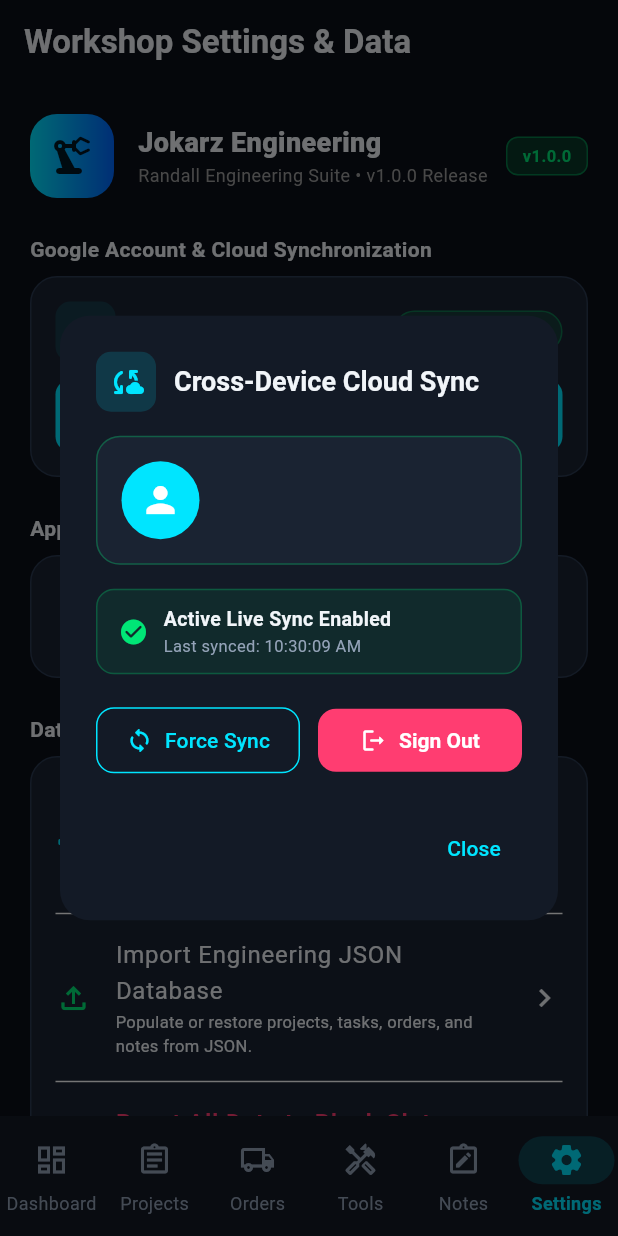
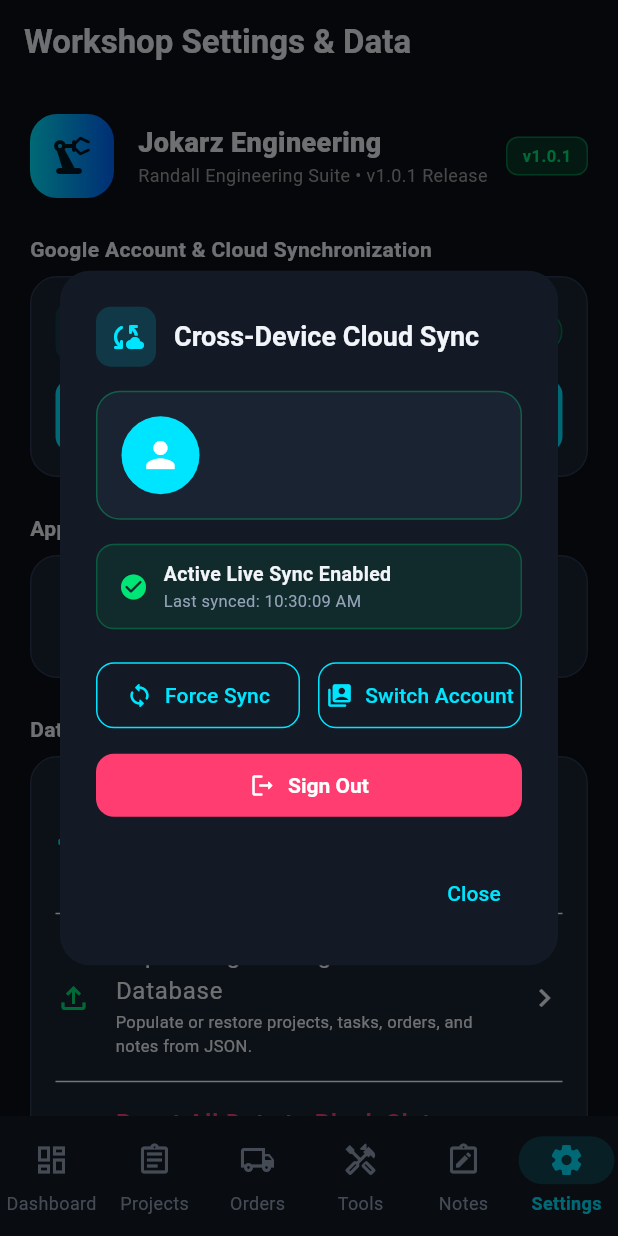
Before and after one commit to Flexingg/Jokarz-Engineering, a Flutter app: the SettingsScreen screen opened by its route, after a tap on "Cloud Synced", on a phone screen of 412 x 824 dp. Run offline on Flutter 3.47's test engine with Material 3 defaults, Android fonts, the phone set to English and light mode, and no system bars; our stand-ins replace cloud_firestore, firebase_auth, firebase_core, flutter_riverpod, go_router, google_sign_in and 2 more; accounts and stored records are empty.

Commit message:
release: v1.0.1 - account switching, active Google profile inspector, and cloud sync enhancements

```diff
--- a/lib/ui/screens/settings_screen.dart
+++ b/lib/ui/screens/settings_screen.dart
@@ -59,14 +59,14 @@ class SettingsScreen extends ConsumerWidget {
                       style: TextStyle(fontSize: 18, fontWeight: FontWeight.w900),
                     ),
                     Text(
-                      'Randall Engineering Suite • v1.0.0 Release',
+                      'Randall Engineering Suite • v1.0.1 Release',
                       style: TextStyle(fontSize: 12, color: Colors.grey),
                     ),
                   ],
                 ),
               ),
               const ExpressiveBadge(
-                label: 'v1.0.0',
+                label: 'v1.0.1',
                 color: AppTheme.accentEmerald,
               ),
             ],
--- a/lib/ui/widgets/auth_account_modal.dart
+++ b/lib/ui/widgets/auth_account_modal.dart
@@ -231,11 +231,10 @@ class _AuthAccountModalState extends ConsumerState<AuthAccountModal> {
                     ),
                     const SizedBox(width: 12),
                     Expanded(
-                      child: ElevatedButton.icon(
-                        icon: const Icon(Icons.logout_rounded, size: 18, color: Colors.white),
-                        label: const Text('Sign Out', style: TextStyle(color: Colors.white)),
-                        style: ElevatedButton.styleFrom(
-                          backgroundColor: AppTheme.accentCoral,
+                      child: OutlinedButton.icon(
+                        icon: const Icon(Icons.switch_account_rounded, size: 18),
+                        label: const Text('Switch Account'),
+                        style: OutlinedButton.styleFrom(
                           padding: const EdgeInsets.symmetric(vertical: 12),
                           shape: RoundedRectangleBorder(
                             borderRadius: BorderRadius.circular(12),
@@ -244,14 +243,44 @@ class _AuthAccountModalState extends ConsumerState<AuthAccountModal> {
                         onPressed: _isLoading
                             ? null
                             : () async {
-                                setState(() => _isLoading = true);
-                                await authService.signOut();
-                                setState(() => _isLoading = false);
-                                if (context.mounted) Navigator.pop(context);
+                                setState(() {
+                                  _isLoading = true;
+                                  _errorMessage = null;
+                                });
+                                try {
+                                  final cred = await authService.switchGoogleAccount();
+                                  if (cred != null) {
+                                    await syncNotifier.pushAllLocalToCloud();
+                                  }
+                                } catch (e) {
+                                  setState(() => _errorMessage = 'Switch error: $e');
+                                } finally {
+                                  if (mounted) setState(() => _isLoading = false);
+                                }
                               },
                       ),
                     ),
                   ],
+                ),
+                const SizedBox(height: 12),
+                ElevatedButton.icon(
+                  icon: const Icon(Icons.logout_rounded, size: 18, color: Colors.white),
+                  label: const Text('Sign Out', style: TextStyle(color: Colors.white, fontWeight: FontWeight.bold)),
+                  style: ElevatedButton.styleFrom(
+                    backgroundColor: AppTheme.accentCoral,
+                    padding: const EdgeInsets.symmetric(vertical: 12),
+                    shape: RoundedRectangleBorder(
+                      borderRadius: BorderRadius.circular(12),
+                    ),
+                  ),
+                  onPressed: _isLoading
+                      ? null
+                      : () async {
+                          setState(() => _isLoading = true);
+                          await authService.signOut();
+                          setState(() => _isLoading = false);
+                          if (context.mounted) Navigator.pop(context);
+                        },
                 ),
               ] else ...[
                 // Not signed in card
--- a/pubspec.yaml
+++ b/pubspec.yaml
@@ -1,7 +1,7 @@
 name: jokarz_engineering
 description: "Material Expressive Engineering Suite & Workshop Companion for Jokarz Engineering"
 publish_to: 'none'
-version: 1.0.0+1
+version: 1.0.1+2
 
 environment:
   sdk: ^3.8.1
```
Also changed, not shown: lib/services/auth_service.dart (+7 -0 lines).
